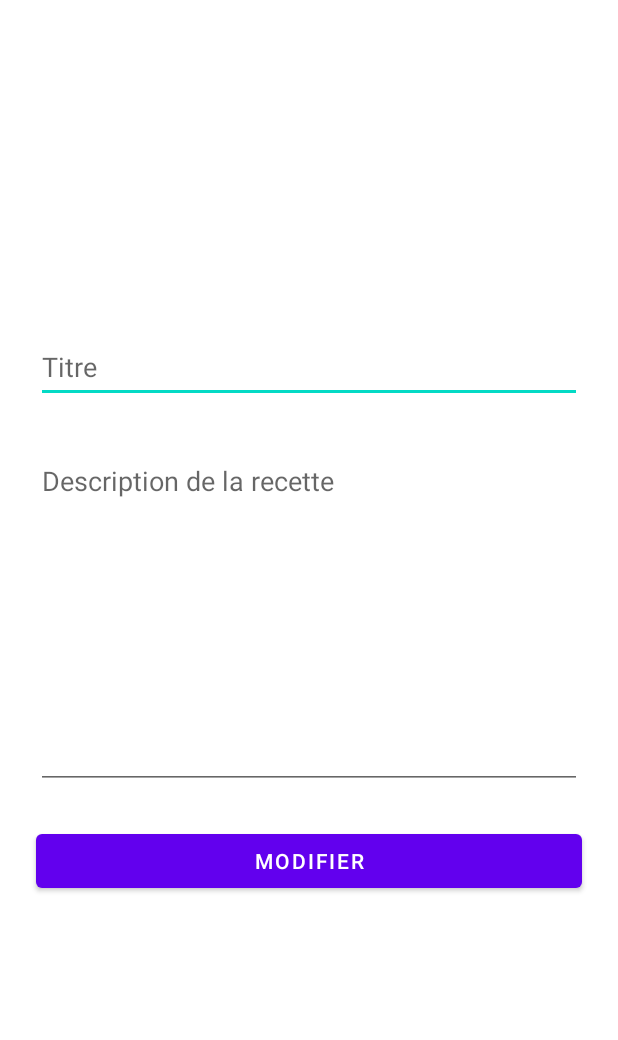
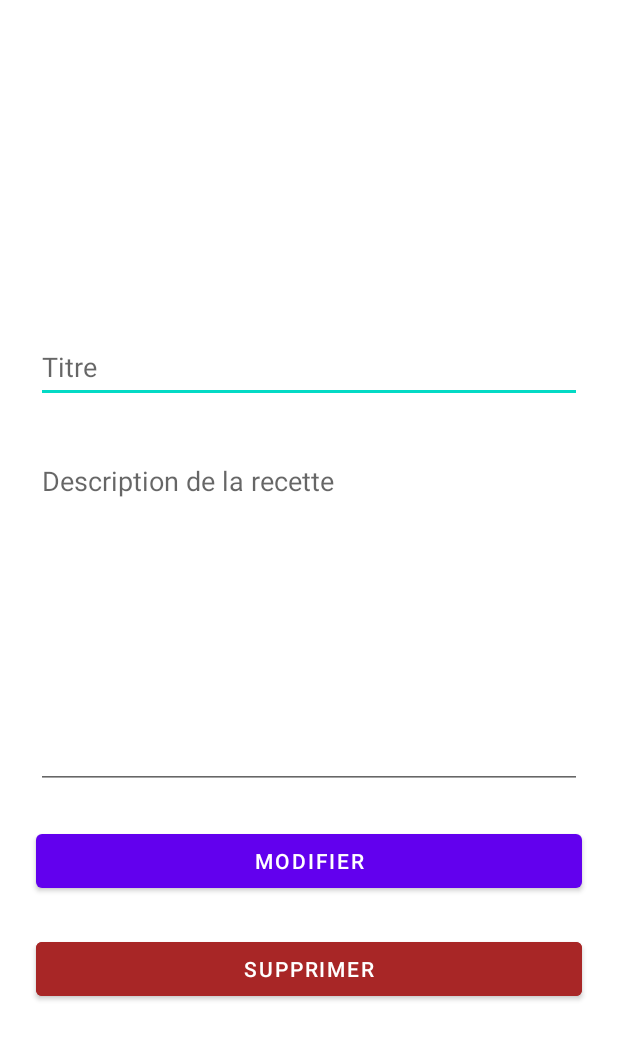
Before and after one commit to OdArthur/LesRecettesDuPetitEtudiant, an Android app: the layout activity_edit_recipe.xml on its own in the app's theme, with its tools: preview values and no code run, on a phone screen of 412 x 824 dp. Shown: the top 1040 px of the screen. Run offline under Robolectric (Android 15) with nearby library versions, the phone set to English and light mode, and no system bars.

Commit message:
Feat : Recipe are now deletable

```diff
--- a/app/src/main/res/layout/activity_edit_recipe.xml
+++ b/app/src/main/res/layout/activity_edit_recipe.xml
@@ -52,4 +52,17 @@
         app:layout_constraintHorizontal_bias="0.0"
         app:layout_constraintStart_toStartOf="parent"
         app:layout_constraintTop_toBottomOf="@+id/recipeDescription" />
+
+    <Button
+        android:id="@+id/BTNDelete"
+        android:layout_width="0dp"
+        android:layout_height="wrap_content"
+        android:layout_marginStart="24dp"
+        android:layout_marginTop="24dp"
+        android:layout_marginEnd="24dp"
+        android:backgroundTint="@color/BTNImportant"
+        android:text="Supprimer"
+        app:layout_constraintEnd_toEndOf="parent"
+        app:layout_constraintStart_toStartOf="parent"
+        app:layout_constraintTop_toBottomOf="@+id/BTNEdit" />
 </androidx.constraintlayout.widget.ConstraintLayout>
--- a/app/src/main/res/values/colors.xml
+++ b/app/src/main/res/values/colors.xml
@@ -7,4 +7,5 @@
     <color name="teal_700">#FF018786</color>
     <color name="black">#FF000000</color>
     <color name="white">#FFFFFFFF</color>
+    <color name="BTNImportant">#A82626</color>
 </resources>
```
Also changed, not shown: app/src/main/java/com/example/lesrecettesdupetitetudiant/EditRecipe.kt (+9 -0 lines), app/src/main/java/com/example/lesrecettesdupetitetudiant/MaBDHelper.kt (+7 -1 lines).
